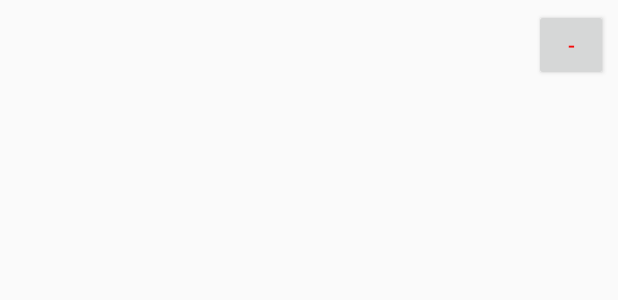
After one commit to FlavioAirjan/ListaDeCompras, an Android app: the layout lista_itens.xml on its own in the app's theme, with its tools: preview values and no code run, on a phone screen of 412 x 824 dp. The commit adds this screen. Shown: the top 300 px of the screen. Run offline under Robolectric (Android 15) with nearby library versions, the phone set to English and light mode, and no system bars.

Commit message:
add add e delete

```diff
--- a/app/src/main/java/com/listadecompras/listadecompras/MainActivity.java
+++ b/app/src/main/java/com/listadecompras/listadecompras/MainActivity.java
@@ -68,7 +68,8 @@ public class MainActivity extends AppCompatActivity {
             pastaLista.addLista("Primeira Lista");
 
             for(int i=0;i<10;i++){
-            pastaLista.getListItens("Primeira Lista").AddItem(new Item("Item: "+String.valueOf(i)));
+            pastaLista.getListItens("Primeira Lista").AddItem(new Item("Item: "+String.valueOf(i),i+1,"un"));
+
             }
             // Criando uma lista (ArrayList) com os dados criados acima
             List<String> listOfLastPosts = new ArrayList<>();
--- /dev/null
+++ b/app/src/main/res/layout/lista_itens.xml
@@ -0,0 +1,53 @@
+<?xml version="1.0" encoding="utf-8"?>
+<LinearLayout xmlns:android="http://schemas.android.com/apk/res/android"
+    android:layout_width="fill_parent"
+    android:layout_height="wrap_content"
+    android:orientation="horizontal"
+    android:padding="6dp" >
+
+
+    <TextView
+        android:id="@+id/nomeItem"
+        android:layout_width="0dp"
+        android:layout_height="wrap_content"
+        android:layout_gravity="center_vertical"
+        android:layout_weight="1.73"
+        android:ellipsize="end"
+        android:paddingLeft="6dp"
+        android:paddingRight="6dp"
+        android:singleLine="true"
+        android:textAppearance="?android:attr/textAppearanceLarge" />
+
+    <TextView
+        android:id="@+id/tipoItem"
+        android:layout_width="0dp"
+        android:layout_height="wrap_content"
+        android:layout_gravity="center_vertical"
+        android:layout_weight="0.73"
+        android:ellipsize="end"
+        android:paddingLeft="6dp"
+        android:paddingRight="6dp"
+        android:singleLine="true"
+        android:textAppearance="?android:attr/textAppearanceLarge" />
+
+    <TextView
+        android:id="@+id/quantItem"
+        android:layout_width="0dp"
+        android:layout_height="wrap_content"
+        android:layout_gravity="center_vertical"
+        android:layout_weight="0.67"
+        android:ellipsize="end"
+        android:paddingLeft="6dp"
+        android:paddingRight="6dp"
+        android:singleLine="true"
+        android:textAppearance="?android:attr/textAppearanceLarge" />
+
+    <Button
+        android:id="@+id/btn_menos"
+        android:layout_width="49dp"
+        android:layout_height="wrap_content"
+        android:layout_gravity="center_vertical"
+        android:text="-"
+        android:textColor="#f50a0a" />
+
+</LinearLayout>
```
Also changed, not shown: app/src/main/java/com/listadecompras/listadecompras/CustomAdapterListaItens.java (added, +126 -0 lines), app/src/main/java/com/listadecompras/listadecompras/ListActivity.java (+33 -67 lines).
